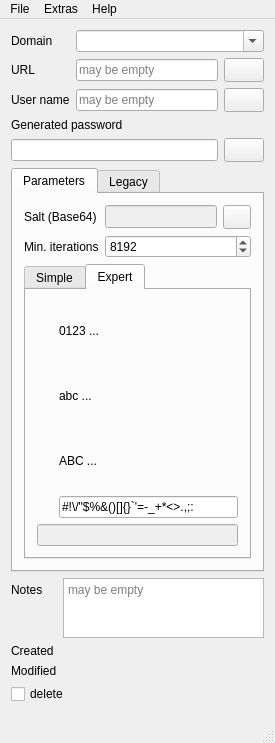
Old version of the form Qt-SESAM/mainwindow.ui in the repository 607011/Qt-SESAM.
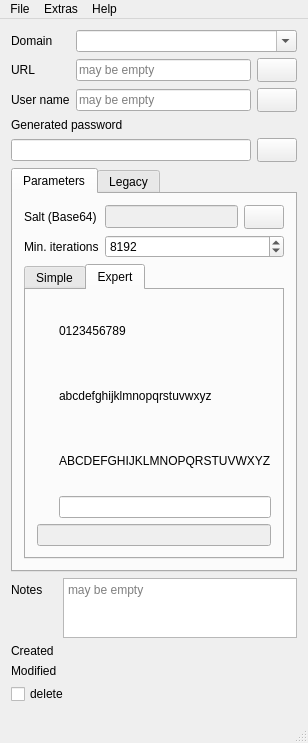
New version of the form. Icons and pictures are not drawn.

Diff of the .ui file:
```diff
--- a/Qt-SESAM/mainwindow.ui
+++ b/Qt-SESAM/mainwindow.ui
@@ -17,7 +17,7 @@
    <layout class="QVBoxLayout" name="verticalLayout_2">
     <item>
      <layout class="QGridLayout" name="gridLayout_2">
-      <item row="3" column="2">
+      <item row="2" column="2">
        <layout class="QHBoxLayout" name="horizontalLayout_5">
         <item>
          <widget class="QLineEdit" name="userLineEdit">
@@ -54,35 +54,35 @@
         </item>
        </layout>
       </item>
-      <item row="3" column="0">
+      <item row="2" column="0">
        <widget class="QLabel" name="label_8">
         <property name="text">
          <string>User name</string>
         </property>
        </widget>
       </item>
-      <item row="1" column="2">
+      <item row="0" column="2">
        <widget class="QComboBox" name="domainsComboBox">
         <property name="editable">
          <bool>true</bool>
         </property>
        </widget>
       </item>
-      <item row="1" column="0">
+      <item row="0" column="0">
        <widget class="QLabel" name="label">
         <property name="text">
          <string>Domain</string>
         </property>
        </widget>
       </item>
-      <item row="2" column="0">
+      <item row="1" column="0">
        <widget class="QLabel" name="label_12">
         <property name="text">
          <string>URL</string>
         </property>
        </widget>
       </item>
-      <item row="2" column="2">
+      <item row="1" column="2">
        <layout class="QHBoxLayout" name="horizontalLayout_7">
         <item>
          <widget class="QLineEdit" name="urlLineEdit">
@@ -359,35 +359,59 @@
               <property name="bottomMargin">
                <number>0</number>
               </property>
-              <item row="2" column="1">
+              <item row="1" column="1">
                <widget class="QLabel" name="label_4">
+                <property name="minimumSize">
+                 <size>
+                  <width>0</width>
+                  <height>18</height>
+                 </size>
+                </property>
                 <property name="text">
-                 <string>abc ...</string>
+                 <string>abcdefghijklmnopqrstuvwxyz</string>
                 </property>
                </widget>
               </item>
-              <item row="3" column="1">
+              <item row="2" column="1">
                <widget class="QLabel" name="label_13">
+                <property name="minimumSize">
+                 <size>
+                  <width>0</width>
+                  <height>18</height>
+                 </size>
+                </property>
                 <property name="text">
-                 <string>ABC ...</string>
+                 <string>ABCDEFGHIJKLMNOPQRSTUVWXYZ</string>
                 </property>
                </widget>
               </item>
-              <item row="5" column="1">
+              <item row="3" column="1">
                <widget class="QLineEdit" name="extraLineEdit">
+                <property name="minimumSize">
+                 <size>
+                  <width>0</width>
+                  <height>18</height>
+                 </size>
+                </property>
                 <property name="text">
-                 <string>#!\/&quot;$%&amp;()[]{}`'=-_+*&lt;&gt;.,;:</string>
+                 <string/>
                 </property>
                </widget>
               </item>
-              <item row="1" column="1">
+              <item row="0" column="1">
                <widget class="QLabel" name="label_14">
+                <property name="minimumSize">
+                 <size>
+                  <width>0</width>
+                  <height>18</height>
+                 </size>
+                </property>
                 <property name="text">
-                 <string>0123 ...</string>
+                 <string>0123456789</string>
                 </property>
                </widget>
               </item>
-              <item row="1" column="0">
+              <item row="0" column="0">
                <widget class="QLabel" name="useDigitsLabel">
                 <property name="minimumSize">
                  <size>
@@ -403,7 +427,7 @@
                 </property>
                </widget>
               </item>
-              <item row="2" column="0">
+              <item row="1" column="0">
                <widget class="QLabel" name="useLowercaseLabel">
                 <property name="minimumSize">
                  <size>
@@ -419,7 +443,7 @@
                 </property>
                </widget>
               </item>
-              <item row="3" column="0">
+              <item row="2" column="0">
                <widget class="QLabel" name="useUppercaseLabel">
                 <property name="minimumSize">
                  <size>
@@ -435,7 +459,7 @@
                 </property>
                </widget>
               </item>
-              <item row="5" column="0">
+              <item row="3" column="0">
                <widget class="QLabel" name="useExtraLabel">
                 <property name="minimumSize">
                  <size>
@@ -637,7 +661,7 @@
      <x>0</x>
      <y>0</y>
      <width>275</width>
-     <height>27</height>
+     <height>21</height>
     </rect>
    </property>
    <widget class="QMenu" name="menuFile">
```
